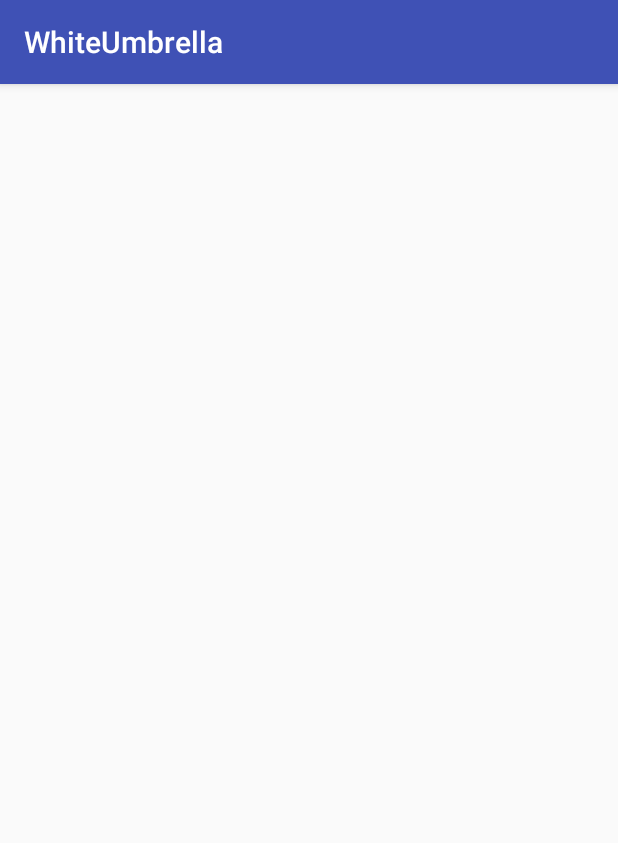
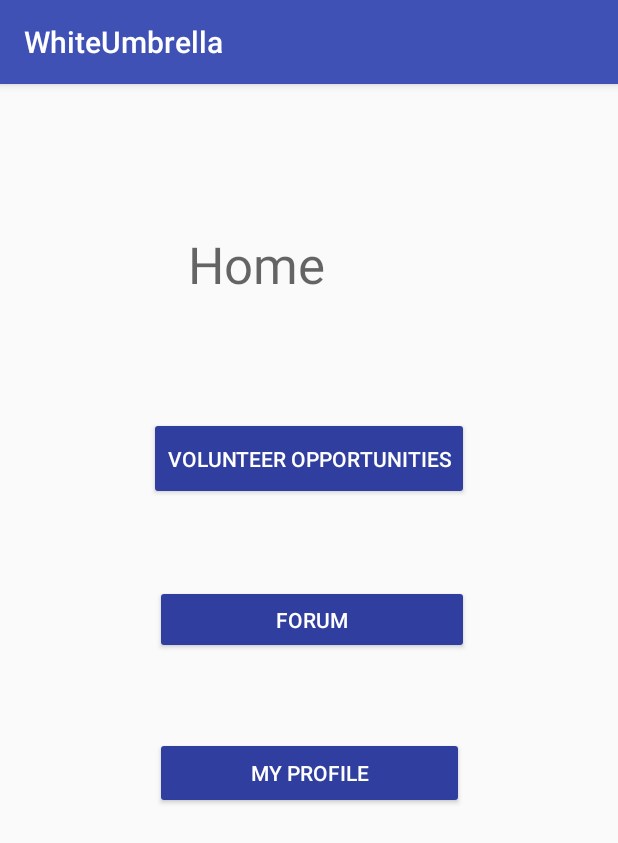
Before and after one commit to adyamodi9/PearlHacksProject, an Android app: the RegistrationPage screen opened directly, with no data from a screen before it, after a tap on "BUTTON", on a phone screen of 412 x 824 dp. Shown: the top 843 px of the screen. Run offline under Robolectric (Android 15) with nearby library versions, the phone set to English and light mode, and no system bars.

Commit message:
Home page

```diff
--- a/app/src/main/AndroidManifest.xml
+++ b/app/src/main/AndroidManifest.xml
@@ -25,7 +25,7 @@
         </activity>
         <activity android:name=".RegistrationPage" />
         <activity android:name=".LoginPage" />
-        <activity android:name=".Map" />
+        <activity android:name=".HomePage" />
         <!--
              The API key for Google Maps-based APIs is defined as a string resource.
              (See the file "res/values/google_maps_api.xml").
--- /dev/null
+++ b/app/src/main/java/com/example/adya/whiteumbrella/HomePage.java
@@ -0,0 +1,38 @@
+package com.example.adya.whiteumbrella;
+
+import android.support.v7.app.AppCompatActivity;
+import android.os.Bundle;
+import android.view.View;
+import android.widget.Button;
+import android.widget.ImageButton;
+
+public class HomePage extends AppCompatActivity {
+
+    @Override
+    protected void onCreate(Bundle savedInstanceState) {
+        super.onCreate(savedInstanceState);
+        setContentView(R.layout.activity_home_page);
+
+        Button mapbutton = findViewById(R.id.button2);
+        mapbutton.setOnClickListener(new View.OnClickListener() {
+            public void onClick(View view) {
+                android.content.Intent myIntent1 = new android.content.Intent(view.getContext(), MapsActivity.class);
+                startActivityForResult(myIntent1, 0);
+            }
+        });
+        Button forumbutton = findViewById(R.id.button3);
+        mapbutton.setOnClickListener(new View.OnClickListener() {
+            public void onClick(View view) {
+                android.content.Intent myIntent2 = new android.content.Intent(view.getContext(), Welcomescreen.class);
+                startActivityForResult(myIntent2, 0);
+            }
+        });
+        Button profilebutton = findViewById(R.id.button4);
+        mapbutton.setOnClickListener(new View.OnClickListener() {
+            public void onClick(View view) {
+                android.content.Intent myIntent3 = new android.content.Intent(view.getContext(), MapsActivity.class);
+                startActivityForResult(myIntent3, 0);
+            }
+        });
+    }
+}
--- a/app/src/main/java/com/example/adya/whiteumbrella/LoginPage.java
+++ b/app/src/main/java/com/example/adya/whiteumbrella/LoginPage.java
@@ -16,7 +16,7 @@ public class LoginPage extends AppCompatActivity {
         ImageButton logo = findViewById(R.id.log);
         logo.setOnClickListener(new View.OnClickListener() {
             public void onClick(View view) {
-                android.content.Intent myIntent1 = new android.content.Intent(view.getContext(), MapsActivity.class);
+                android.content.Intent myIntent1 = new android.content.Intent(view.getContext(), HomePage.class);
                 startActivityForResult(myIntent1, 0);
             }
         });
--- a/app/src/main/java/com/example/adya/whiteumbrella/Map.java
+++ /dev/null
@@ -1,13 +0,0 @@
-package com.example.adya.whiteumbrella;
-
-import android.support.v7.app.AppCompatActivity;
-import android.os.Bundle;
-
-public class Map extends AppCompatActivity {
-
-    @Override
-    protected void onCreate(Bundle savedInstanceState) {
-        super.onCreate(savedInstanceState);
-        setContentView(R.layout.activity_map);
-    }
-}
--- a/app/src/main/java/com/example/adya/whiteumbrella/RegistrationPage.java
+++ b/app/src/main/java/com/example/adya/whiteumbrella/RegistrationPage.java
@@ -4,7 +4,6 @@ import android.support.v7.app.AppCompatActivity;
 import android.os.Bundle;
 import android.view.View;
 import android.widget.Button;
-import android.widget.ImageButton;
 
 public class RegistrationPage extends AppCompatActivity {
 
@@ -16,7 +15,7 @@ public class RegistrationPage extends AppCompatActivity {
         Button but = findViewById(R.id.button);
         but.setOnClickListener(new View.OnClickListener() {
             public void onClick(View view) {
-                android.content.Intent myIntent2 = new android.content.Intent(view.getContext(), Map.class);
+                android.content.Intent myIntent2 = new android.content.Intent(view.getContext(), HomePage.class);
                 startActivityForResult(myIntent2, 0);
             }
         });
--- /dev/null
+++ b/app/src/main/res/layout/activity_home_page.xml
@@ -0,0 +1,63 @@
+<?xml version="1.0" encoding="utf-8"?>
+<android.support.constraint.ConstraintLayout xmlns:android="http://schemas.android.com/apk/res/android"
+    xmlns:app="http://schemas.android.com/apk/res-auto"
+    xmlns:tools="http://schemas.android.com/tools"
+    android:layout_width="match_parent"
+    android:layout_height="match_parent"
+    tools:context="com.example.adya.whiteumbrella.HomePage">
+
+    <Button
+        android:id="@+id/button2"
+        style="@style/Widget.AppCompat.Button.Colored"
+        android:layout_width="wrap_content"
+        android:layout_height="55dp"
+        android:layout_marginBottom="18dp"
+        android:backgroundTint="@color/colorPrimaryDark"
+        android:text="Volunteer Opportunities"
+        android:textColor="@android:color/white"
+        app:layout_constraintBottom_toTopOf="@+id/button3"
+        app:layout_constraintEnd_toEndOf="parent"
+        app:layout_constraintStart_toStartOf="parent"
+        app:layout_constraintTop_toBottomOf="@+id/Home" />
+
+    <Button
+        android:id="@+id/button3"
+        style="@style/Widget.AppCompat.Button.Colored"
+        android:layout_width="0dp"
+        android:layout_height="46dp"
+        android:layout_marginBottom="16dp"
+        android:backgroundTint="@color/colorPrimaryDark"
+        android:text="Forum"
+        android:textColor="@android:color/white"
+        app:layout_constraintBottom_toTopOf="@+id/button4"
+        app:layout_constraintEnd_toEndOf="@+id/button2"
+        app:layout_constraintStart_toStartOf="@+id/button4"
+        app:layout_constraintTop_toBottomOf="@+id/button2" />
+
+    <Button
+        android:id="@+id/button4"
+        style="@style/Widget.AppCompat.Button.Colored"
+        android:layout_width="206dp"
+        android:layout_height="wrap_content"
+        android:layout_marginBottom="245dp"
+        android:backgroundTint="@color/colorPrimaryDark"
+        android:text="My Profile"
+        android:textColor="@android:color/white"
+        app:layout_constraintBottom_toBottomOf="parent"
+        app:layout_constraintEnd_toEndOf="parent"
+        app:layout_constraintStart_toStartOf="parent"
+        app:layout_constraintTop_toBottomOf="@+id/button3" />
+
+    <TextView
+        android:id="@+id/Home"
+        android:layout_width="162dp"
+        android:layout_height="wrap_content"
+        android:layout_marginBottom="40dp"
+        android:layout_marginTop="58dp"
+        android:text="Home"
+        android:textAppearance="@style/TextAppearance.AppCompat.Display1"
+        app:layout_constraintBottom_toTopOf="@+id/button2"
+        app:layout_constraintEnd_toEndOf="parent"
+        app:layout_constraintStart_toStartOf="parent"
+        app:layout_constraintTop_toTopOf="parent" />
+</android.support.constraint.ConstraintLayout>
--- a/app/src/main/res/layout/activity_map.xml
+++ /dev/null
@@ -1,9 +0,0 @@
-<?xml version="1.0" encoding="utf-8"?>
-<android.support.constraint.ConstraintLayout xmlns:android="http://schemas.android.com/apk/res/android"
-    xmlns:app="http://schemas.android.com/apk/res-auto"
-    xmlns:tools="http://schemas.android.com/tools"
-    android:layout_width="match_parent"
-    android:layout_height="match_parent"
-    tools:context="com.example.adya.whiteumbrella.Map">
-
-</android.support.constraint.ConstraintLayout>
```
